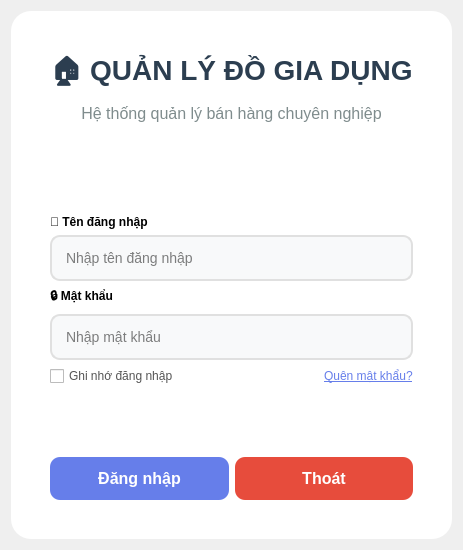
The window that quan-ly-dai-ly-kinh-doanh-do-gia-dung-main/ui/login.ui (minh0203/quanlydo-giadung) describes before a commit, drawn with Qt 5.
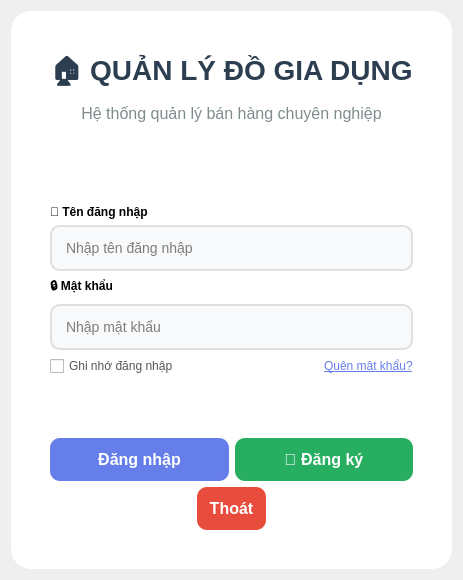
The same window after the commit.

```diff
--- a/quan-ly-dai-ly-kinh-doanh-do-gia-dung-main/ui/login.ui
+++ b/quan-ly-dai-ly-kinh-doanh-do-gia-dung-main/ui/login.ui
@@ -7,7 +7,7 @@
     <x>0</x>
     <y>0</y>
     <width>450</width>
-    <height>550</height>
+    <height>580</height>
    </rect>
   </property>
   <property name="windowTitle">
@@ -58,6 +58,13 @@
     QPushButton#btnLogin:hover {
         background-color: #5a67d8;
     }
+    QPushButton#btnRegister {
+        background-color: #27ae60;
+        color: white;
+    }
+    QPushButton#btnRegister:hover {
+        background-color: #2ecc71;
+    }
     QPushButton#btnExit {
         background-color: #e74c3c;
         color: white;
@@ -213,14 +220,54 @@
          </widget>
         </item>
         <item>
+         <widget class="QPushButton" name="btnRegister">
+          <property name="text">
+           <string>📝 Đăng ký</string>
+          </property>
+         </widget>
+        </item>
+       </layout>
+      </item>
+      
+      <!-- Hàng nút Thoát riêng -->
+      <item>
+       <layout class="QHBoxLayout" name="exitLayout">
+        <item>
+         <spacer name="exitSpacer">
+          <property name="orientation">
+           <enum>Qt::Horizontal</enum>
+          </property>
+          <property name="sizeHint" stdset="0">
+           <size>
+            <width>40</width>
+            <height>20</height>
+           </size>
+          </property>
+         </spacer>
+        </item>
+        <item>
          <widget class="QPushButton" name="btnExit">
           <property name="text">
            <string>Thoát</string>
           </property>
          </widget>
         </item>
+        <item>
+         <spacer name="exitSpacer_2">
+          <property name="orientation">
+           <enum>Qt::Horizontal</enum>
+          </property>
+          <property name="sizeHint" stdset="0">
+           <size>
+            <width>40</width>
+            <height>20</height>
+           </size>
+          </property>
+         </spacer>
+        </item>
        </layout>
       </item>
+      
      </layout>
     </widget>
    </item>
```
Left out of the diff: 2 changed lines with no effect on the pictures.
